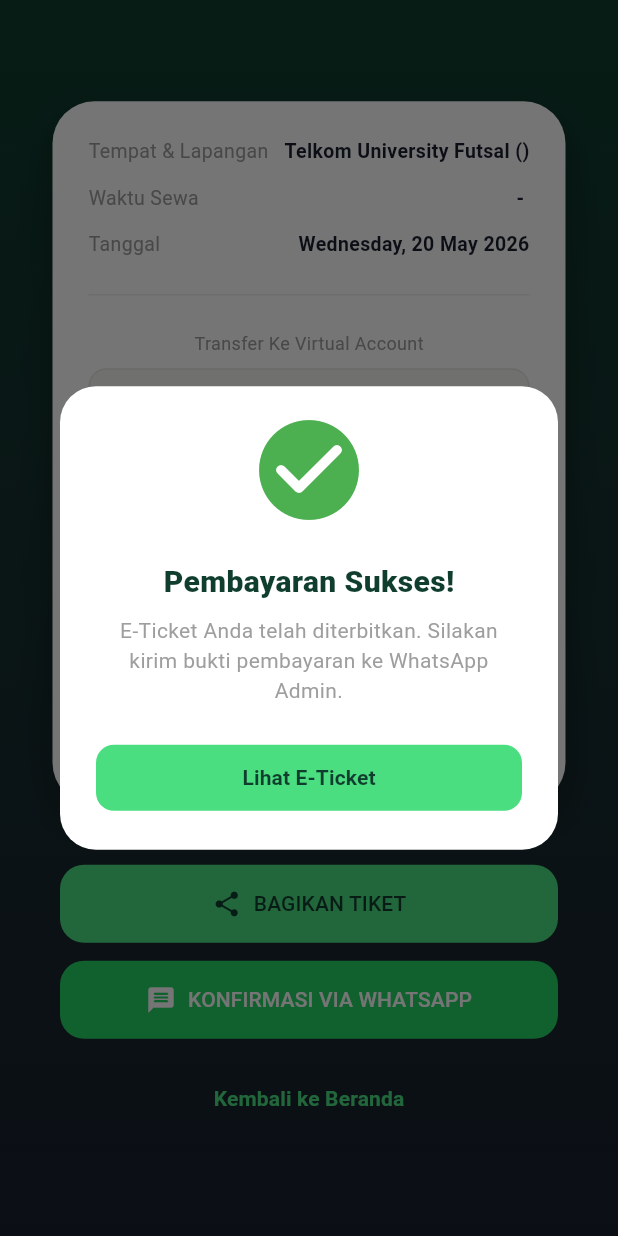
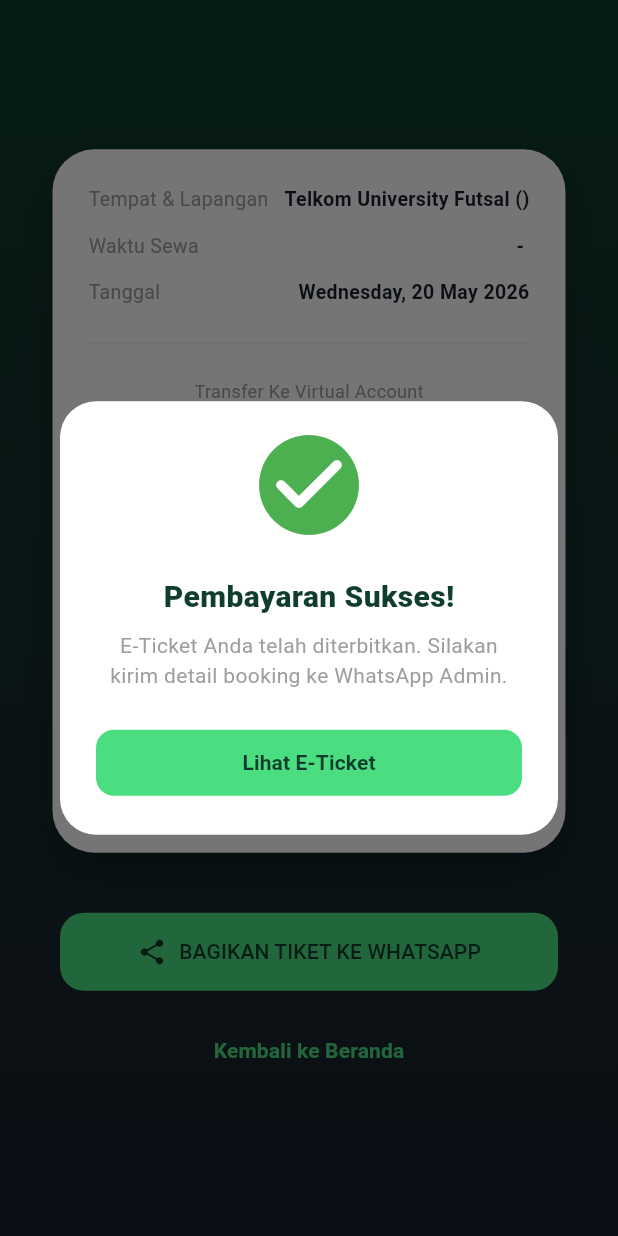
Before and after one commit to RadevaPutra/ZONA_FUTSAL, a Flutter app: the ConfirmScreen screen opened directly with empty values, on a phone screen of 412 x 824 dp. Run offline on Flutter 3.47's test engine with Material 3 defaults, Android fonts, the phone set to English and light mode, and no system bars; drawn by our look-alikes of qr_flutter; our stand-ins replace firebase_core, firebase_messaging, flutter_local_notifications, geolocator; accounts and stored records are empty; Roboto replaces fonts that are missing (SF Pro Display).

Commit message:
Update e-ticket format

```diff
--- a/lib/Screen/confirm.dart
+++ b/lib/Screen/confirm.dart
@@ -1,6 +1,5 @@
 import 'package:flutter/material.dart';
 import 'package:qr_flutter/qr_flutter.dart';
-import 'package:share_plus/share_plus.dart';
 import 'package:url_launcher/url_launcher.dart';
 import 'package:intl/intl.dart';
 import '../models/models.dart';
@@ -52,7 +51,7 @@ class _ConfirmScreenState extends State<ConfirmScreen> with TickerProviderStateM
             ),
             const SizedBox(height: 8),
             const Text(
-              "E-Ticket Anda telah diterbitkan. Silakan kirim bukti pembayaran ke WhatsApp Admin.",
+              "E-Ticket Anda telah diterbitkan. Silakan kirim detail booking ke WhatsApp Admin.",
               textAlign: TextAlign.center,
               style: TextStyle(color: Colors.grey, fontSize: 14),
             ),
@@ -82,52 +81,32 @@ class _ConfirmScreenState extends State<ConfirmScreen> with TickerProviderStateM
     _scaleCtrl.dispose();
     super.dispose();
   }
-  void _shareTicket() {
+  Future<void> _sendTicketToWhatsApp() async {
+    const String nomorAdmin = "6281933053869";
+    final formatter = NumberFormat('#,###', 'id_ID');
+    final String formattedPrice = formatter.format(widget.booking.totalPrice);
+
     final String message = '''
 ⚽ *E-TICKET FUTSALKU* ⚽
 ------------------------------------------
 Kode Booking : ${widget.booking.bookingCode}
 Lapangan     : ${widget.booking.field.name} (${widget.booking.subField})
-Tanggal      : ${widget.booking.startTime} - ${widget.booking.endTime}
-Total Bayar  : Rp ${widget.booking.totalPrice}
-Status       : LUNAS ✅
-------------------------------------------
-Simpan tiket ini dan Terima kasih telah berolahraga!
-    ''';
-
-    Share.share(
-      message,
-      subject: 'Tiket Booking Futsal - ${widget.booking.field.name}',
-    );
-  }
-
-  Future<void> _sendToWhatsAppAdmin() async {
-    const String adminPhone = "6281933053869";
-
-    final formattedPrice = widget.booking.totalPrice.toString().replaceAllMapped(RegExp(r'(\d{1,3})(?=(\d{3})+(?!\d))'), (m) => '${m[1]}.');
-    final String message = '''
-Halo, saya ingin memberikan bukti pembayaran booking berikut:
-
- *E-TICKET FUTSAL*
-------------------------------------------
-Kode Booking : ${widget.booking.bookingCode}
-Lapangan     : ${widget.booking.field.name} (${widget.booking.subField})
-Tanggal      : ${widget.booking.startTime} - ${widget.booking.endTime}
+Tanggal      : ${DateFormat('EEEE, dd MMM yyyy').format(widget.booking.date)}
+Waktu        : ${widget.booking.startTime} - ${widget.booking.endTime}
 Total Bayar  : Rp $formattedPrice
 Status       : LUNAS
 ------------------------------------------
-Simpan tiket ini dan Terima kasih telah berolahraga!
-    ''';
+Simpan tiket ini dan Terima kasih telah berolahraga!''';
 
     final Uri whatsappUri = Uri.parse(
-      "https://wa.me/$adminPhone?text=${Uri.encodeComponent(message)}",
+      "https://wa.me/$nomorAdmin?text=${Uri.encodeComponent(message)}",
     );
 
     try {
       if (await canLaunchUrl(whatsappUri)) {
         await launchUrl(whatsappUri, mode: LaunchMode.externalApplication);
       } else {
-        await launchUrl(whatsappUri, mode: LaunchMode.platformDefault);
+        throw "Tidak dapat membuka WhatsApp";
       }
     } catch (e) {
       if (mounted) {
@@ -217,8 +196,7 @@ Simpan tiket ini dan Terima kasih telah berolahraga!
                                   fontWeight: FontWeight.w900,
                                   fontSize: 18,
                                   letterSpacing: 1.5,
-                              color: AppColors.textPrimary,
-                            ),
+                                  color: AppColors.textPrimary),
                             ),
                             const SizedBox(width: 10),
                             GestureDetector(
@@ -259,33 +237,16 @@ Simpan tiket ini dan Terima kasih telah berolahraga!
                 padding: const EdgeInsets.symmetric(horizontal: 40),
                 child: Column(
                   children: [
+                    // SATU TOMBOL UTAMA (MINIMALIS)
                     SizedBox(
                       width: double.infinity,
                       child: ElevatedButton.icon(
-                        onPressed: _shareTicket,
+                        onPressed: _sendTicketToWhatsApp,
                         icon: const Icon(Icons.share_rounded, size: 20),
-                        label: const Text("BAGIKAN TIKET"),
+                        label: const Text("BAGIKAN TIKET KE WHATSAPP"),
                         style: ElevatedButton.styleFrom(
                           backgroundColor: AppColors.accent,
                           foregroundColor: const Color(0xFF0F3D2E),
-                          padding: const EdgeInsets.symmetric(vertical: 16),
-                          shape: RoundedRectangleBorder(
-                            borderRadius: BorderRadius.circular(16),
-                          ),
-                          elevation: 0,
-                        ),
-                      ),
-                    ),
-                    const SizedBox(height: 12),
-                    SizedBox(
-                      width: double.infinity,
-                      child: ElevatedButton.icon(
-                        onPressed: _sendToWhatsAppAdmin,
-                        icon: const Icon(Icons.message_rounded, size: 20),
-                        label: const Text("KONFIRMASI VIA WHATSAPP"),
-                        style: ElevatedButton.styleFrom(
-                          backgroundColor: const Color(0xFF25D366),
-                          foregroundColor: Colors.white,
                           padding: const EdgeInsets.symmetric(vertical: 16),
                           shape: RoundedRectangleBorder(
                             borderRadius: BorderRadius.circular(16),
@@ -323,10 +284,7 @@ Simpan tiket ini dan Terima kasih telah berolahraga!
     return Row(
       mainAxisAlignment: MainAxisAlignment.spaceBetween,
       children: [
-        Text(
-          label,
-          style: const TextStyle(color: Colors.grey, fontSize: 13),
-        ),
+        Text(label, style: const TextStyle(color: Colors.grey, fontSize: 13)),
         Text(
           value,
           style: const TextStyle(
```
Lines whose indentation alone changed are shown as unchanged.
